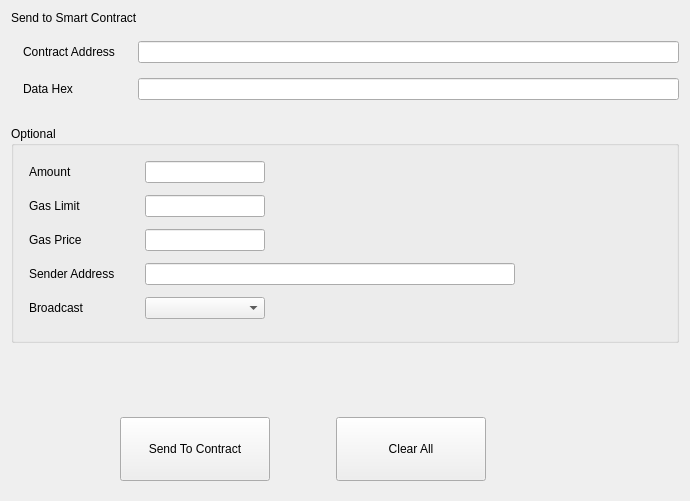
Qt form src/qt/forms/sendtocontract.ui (qtumproject/qtum) before a commit.
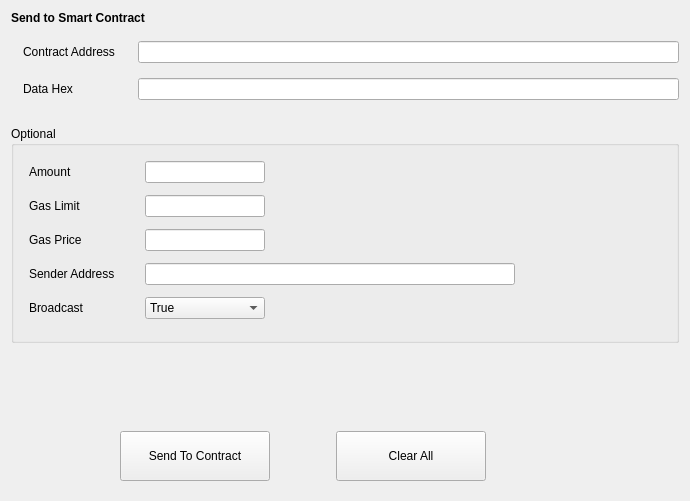
The same form after that commit.

What changed in the file:
```diff
--- a/src/qt/forms/sendtocontract.ui
+++ b/src/qt/forms/sendtocontract.ui
@@ -15,7 +15,13 @@
   </property>
   <layout class="QVBoxLayout" name="verticalLayout">
    <item>
-    <widget class="QLabel" name="label_8">
+    <widget class="QLabel" name="labelTitle">
+     <property name="font">
+      <font>
+       <weight>75</weight>
+       <bold>true</bold>
+      </font>
+     </property>
      <property name="text">
       <string>Send to Smart Contract</string>
      </property>
@@ -176,6 +182,16 @@
           <height>16777215</height>
          </size>
         </property>
+        <item>
+         <property name="text">
+          <string>True</string>
+         </property>
+        </item>
+        <item>
+         <property name="text">
+          <string>False</string>
+         </property>
+        </item>
        </widget>
       </item>
       <item row="0" column="0">
@@ -262,7 +278,7 @@
        <property name="minimumSize">
         <size>
          <width>150</width>
-         <height>64</height>
+         <height>50</height>
         </size>
        </property>
        <property name="text">
@@ -291,7 +307,7 @@
        <property name="minimumSize">
         <size>
          <width>150</width>
-         <height>64</height>
+         <height>50</height>
         </size>
        </property>
        <property name="text">
```
Left out of the diff: 34 changed lines with no effect on the pictures.
